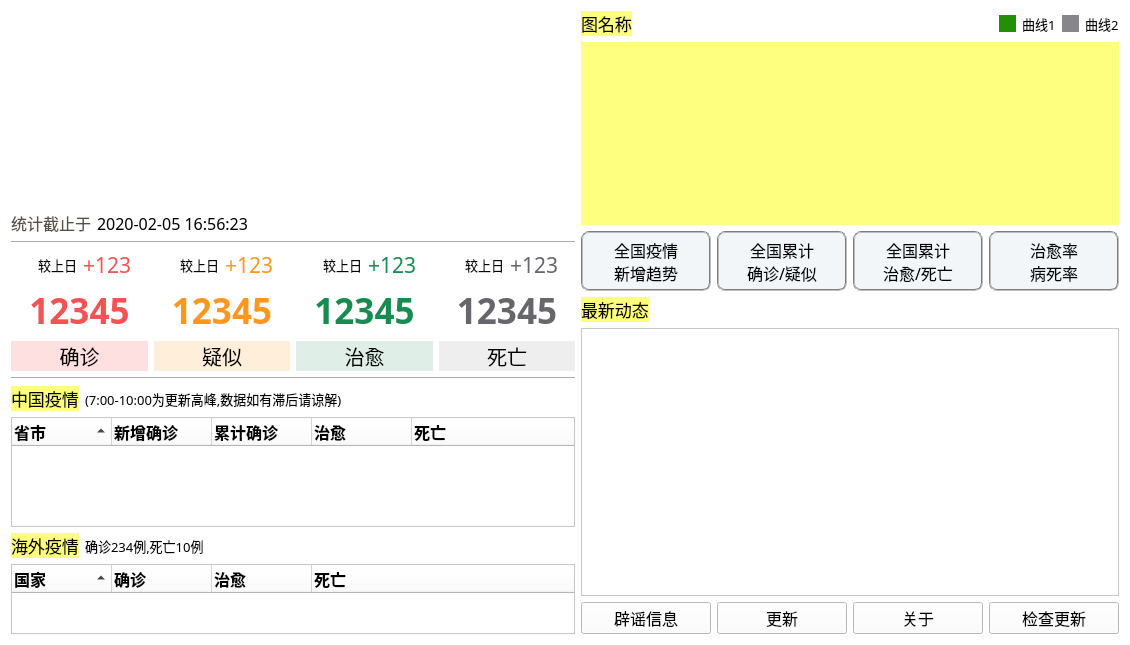
Above: dialog.ui from qtexe/qt_2019_ncov before the change. Below: the same form after it.
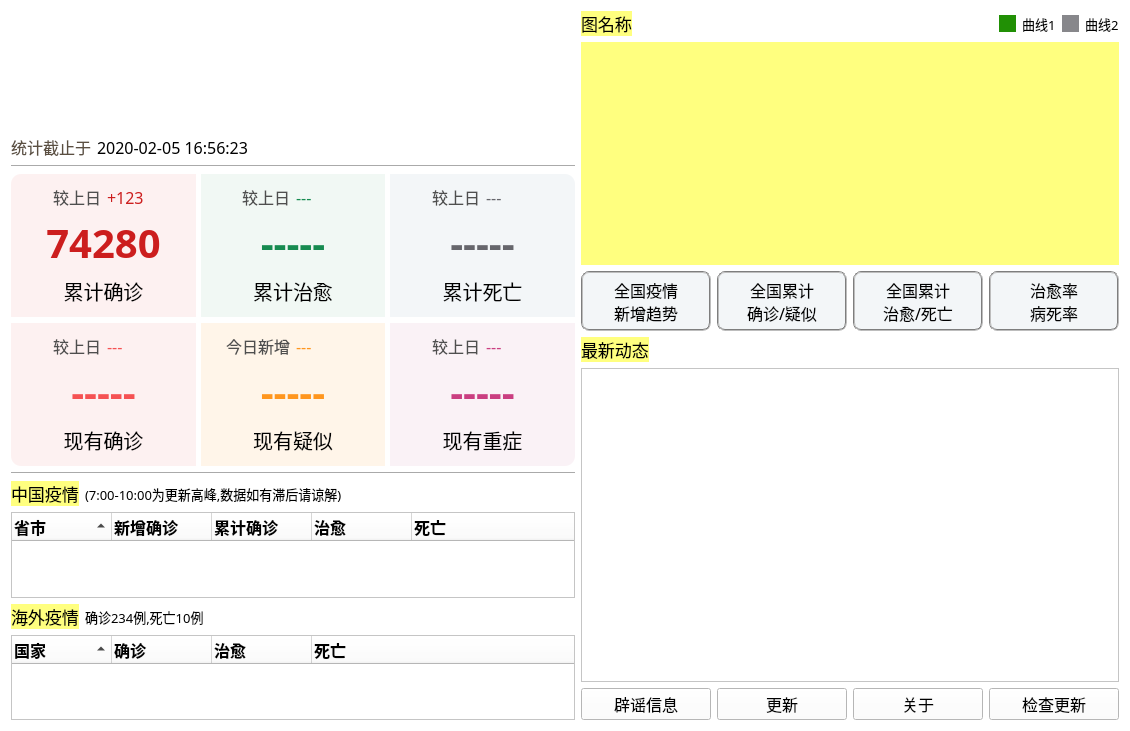
That is the form after the change. Icons and pictures are not drawn. Custom widgets are drawn as their Qt base class.

What changed in the file:
```diff
--- a/dialog.ui
+++ b/dialog.ui
@@ -7,9 +7,21 @@
     <x>0</x>
     <y>0</y>
     <width>1130</width>
-    <height>645</height>
+    <height>731</height>
    </rect>
   </property>
+  <property name="minimumSize">
+   <size>
+    <width>1130</width>
+    <height>731</height>
+   </size>
+  </property>
+  <property name="maximumSize">
+   <size>
+    <width>1130</width>
+    <height>731</height>
+   </size>
+  </property>
   <property name="font">
    <font>
     <family>黑体</family>
@@ -24,11 +36,11 @@
   </property>
   <layout class="QHBoxLayout" name="horizontalLayout_12" stretch="2,1">
    <item>
-    <layout class="QVBoxLayout" name="verticalLayout_10" stretch="1,60,0,100">
+    <layout class="QVBoxLayout" name="verticalLayout_10" stretch="1,60,0,0,100">
      <item>
       <widget class="QLabel" name="lbe_pic">
        <property name="sizePolicy">
-        <sizepolicy hsizetype="Preferred" vsizetype="Expanding">
+        <sizepolicy hsizetype="Minimum" vsizetype="Minimum">
          <horstretch>0</horstretch>
          <verstretch>0</verstretch>
         </sizepolicy>
@@ -36,14 +48,14 @@
        <property name="minimumSize">
         <size>
          <width>0</width>
-         <height>194</height>
+         <height>118</height>
         </size>
        </property>
        <property name="styleSheet">
         <string notr="true">background-image: url(:/top_headv3.jpg);</string>
        </property>
        <property name="text">
-        <string/>
+        <string>&lt;html&gt;&lt;head/&gt;&lt;body&gt;&lt;p&gt;&lt;a href=&quot;http://www.cnblog.com/fron_csl&quot;&gt;&lt;span style=&quot; text-decoration: underline; color:#0000ff;&quot;/&gt;&lt;/a&gt;&lt;/p&gt;&lt;/body&gt;&lt;/html&gt;</string>
        </property>
        <property name="scaledContents">
         <bool>true</bool>
@@ -54,7 +66,7 @@
       </widget>
      </item>
      <item>
-      <layout class="QVBoxLayout" name="verticalLayout_5" stretch="4,0,10">
+      <layout class="QVBoxLayout" name="verticalLayout_5" stretch="4,0,0">
        <item>
         <layout class="QHBoxLayout" name="horizontalLayout_8">
          <item>
@@ -114,7 +126,15 @@
        </item>
        <item>
         <layout class="QHBoxLayout" name="horizontalLayout_7">
+         <property name="spacing">
+          <number>5</number>
+         </property>
          <item>
+          <widget class="QWidget" name="widget" native="true">
+           <property name="styleSheet">
+            <string notr="true">background-color: rgb(253,241,241);
+border-top-left-radius:10px;</string>
+           </property>
           <layout class="QVBoxLayout" name="verticalLayout">
            <item>
             <layout class="QHBoxLayout" name="horizontalLayout_3">
@@ -123,9 +143,12 @@
                <property name="font">
                 <font>
                  <family>黑体</family>
-                 <pointsize>10</pointsize>
-                </font>
-               </property>
+                  <pointsize>12</pointsize>
+                 </font>
+                </property>
+                <property name="styleSheet">
+                 <string notr="true">color: rgb(79, 79, 79);</string>
+                </property>
                <property name="text">
                 <string>较上日</string>
                </property>
@@ -139,11 +162,11 @@
                <property name="font">
                 <font>
                  <family>黑体</family>
-                 <pointsize>16</pointsize>
+                  <pointsize>12</pointsize>
                 </font>
                </property>
                <property name="styleSheet">
-                <string notr="true">color: rgb(245, 82, 83);</string>
+                 <string notr="true">color: rgb(204,30,30);</string>
                </property>
                <property name="text">
                 <string>+123</string>
@@ -157,19 +180,23 @@
              <property name="font">
               <font>
                <family>黑体</family>
-               <pointsize>26</pointsize>
+                <pointsize>30</pointsize>
                <weight>75</weight>
                <bold>true</bold>
+                <stylestrategy>PreferDefault</stylestrategy>
               </font>
              </property>
              <property name="layoutDirection">
               <enum>Qt::LeftToRight</enum>
              </property>
              <property name="styleSheet">
-              <string notr="true">color: rgb(245, 82, 83);</string>
+               <string notr="true">color: rgb(204,30,30);</string>
+              </property>
+              <property name="lineWidth">
+               <number>1</number>
              </property>
              <property name="text">
-              <string>12345</string>
+               <string>74280</string>
              </property>
              <property name="alignment">
               <set>Qt::AlignCenter</set>
@@ -185,10 +212,10 @@
               </font>
              </property>
              <property name="styleSheet">
-              <string notr="true">background-color: rgb(255, 224, 224);</string>
+               <string notr="true"/>
              </property>
              <property name="text">
-              <string>确诊</string>
+               <string>累计确诊</string>
              </property>
              <property name="alignment">
               <set>Qt::AlignCenter</set>
@@ -196,98 +223,13 @@
             </widget>
            </item>
           </layout>
-         </item>
-         <item>
-          <layout class="QVBoxLayout" name="verticalLayout_2">
-           <item>
-            <layout class="QHBoxLayout" name="horizontalLayout_4">
-             <item>
-              <widget class="QLabel" name="label_6">
-               <property name="font">
-                <font>
-                 <family>黑体</family>
-                 <pointsize>10</pointsize>
-                </font>
-               </property>
-               <property name="text">
-                <string>较上日</string>
-               </property>
-               <property name="alignment">
-                <set>Qt::AlignRight|Qt::AlignTrailing|Qt::AlignVCenter</set>
-               </property>
               </widget>
              </item>
              <item>
-              <widget class="QLabel" name="lbe_add_suspect">
-               <property name="font">
-                <font>
-                 <family>黑体</family>
-                 <pointsize>16</pointsize>
-                </font>
-               </property>
+          <widget class="QWidget" name="widget" native="true">
                <property name="styleSheet">
-                <string notr="true">color: rgb(255, 150, 30);</string>
-               </property>
-               <property name="text">
-                <string>+123</string>
-               </property>
-              </widget>
-             </item>
-            </layout>
-           </item>
-           <item>
-            <widget class="QLabel" name="lbe_total_suspect">
-             <property name="sizePolicy">
-              <sizepolicy hsizetype="Preferred" vsizetype="Preferred">
-               <horstretch>0</horstretch>
-               <verstretch>0</verstretch>
-              </sizepolicy>
-             </property>
-             <property name="font">
-              <font>
-               <family>黑体</family>
-               <pointsize>26</pointsize>
-               <weight>75</weight>
-               <bold>true</bold>
-              </font>
-             </property>
-             <property name="styleSheet">
-              <string notr="true">color: rgb(255, 150, 30);
-</string>
-             </property>
-             <property name="text">
-              <string>12345</string>
-             </property>
-             <property name="textFormat">
-              <enum>Qt::AutoText</enum>
-             </property>
-             <property name="alignment">
-              <set>Qt::AlignCenter</set>
-             </property>
-            </widget>
-           </item>
-           <item>
-            <widget class="QLabel" name="lbe_suspect">
-             <property name="font">
-              <font>
-               <family>黑体</family>
-               <pointsize>15</pointsize>
-              </font>
-             </property>
-             <property name="styleSheet">
-              <string notr="true">background-color: rgb(255, 238, 217);</string>
-             </property>
-             <property name="text">
-              <string>疑似</string>
-             </property>
-             <property name="alignment">
-              <set>Qt::AlignCenter</set>
-             </property>
-            </widget>
-           </item>
-          </layout>
-         </item>
-         <item>
+            <string notr="true">background-color: rgb(241, 248, 244);</string>
+           </property>
           <layout class="QVBoxLayout" name="verticalLayout_4">
            <item>
             <layout class="QHBoxLayout" name="horizontalLayout_6">
@@ -296,9 +238,12 @@
                <property name="font">
                 <font>
                  <family>黑体</family>
-                 <pointsize>10</pointsize>
-                </font>
-               </property>
+                  <pointsize>12</pointsize>
+                 </font>
+                </property>
+                <property name="styleSheet">
+                 <string notr="true">color: rgb(79, 79, 79);</string>
+                </property>
                <property name="text">
                 <string>较上日</string>
                </property>
@@ -312,14 +257,14 @@
                <property name="font">
                 <font>
                  <family>黑体</family>
-                 <pointsize>16</pointsize>
+                  <pointsize>12</pointsize>
                 </font>
                </property>
                <property name="styleSheet">
                 <string notr="true">color: rgb(23, 139, 80);</string>
                </property>
                <property name="text">
-                <string>+123</string>
+                 <string>---</string>
                </property>
               </widget>
              </item>
@@ -330,7 +275,7 @@
              <property name="font">
               <font>
                <family>黑体</family>
-               <pointsize>26</pointsize>
+                <pointsize>30</pointsize>
                <weight>75</weight>
                <bold>true</bold>
               </font>
@@ -339,7 +284,7 @@
               <string notr="true">color: rgb(23, 139, 80);</string>
              </property>
              <property name="text">
-              <string>12345</string>
+               <string>-----</string>
              </property>
              <property name="alignment">
               <set>Qt::AlignCenter</set>
@@ -355,10 +300,10 @@
               </font>
              </property>
              <property name="styleSheet">
-              <string notr="true">background-color: rgb(223, 238, 230);</string>
+               <string notr="true"/>
              </property>
              <property name="text">
-              <string>治愈</string>
+               <string>累计治愈</string>
              </property>
              <property name="alignment">
               <set>Qt::AlignCenter</set>
@@ -366,8 +311,14 @@
             </widget>
            </item>
           </layout>
+          </widget>
          </item>
          <item>
+          <widget class="QWidget" name="widget" native="true">
+           <property name="styleSheet">
+            <string notr="true">background-color: rgb(243, 246, 248);
+border-top-right-radius:10px;</string>
+           </property>
           <layout class="QVBoxLayout" name="verticalLayout_3">
            <item>
             <layout class="QHBoxLayout" name="horizontalLayout_5">
@@ -376,9 +327,12 @@
                <property name="font">
                 <font>
                  <family>黑体</family>
-                 <pointsize>10</pointsize>
-                </font>
-               </property>
+                  <pointsize>12</pointsize>
+                 </font>
+                </property>
+                <property name="styleSheet">
+                 <string notr="true">color: rgb(79, 79, 79);</string>
+                </property>
                <property name="text">
                 <string>较上日</string>
                </property>
@@ -392,14 +346,14 @@
                <property name="font">
                 <font>
                  <family>黑体</family>
-                 <pointsize>16</pointsize>
+                  <pointsize>12</pointsize>
                 </font>
                </property>
                <property name="styleSheet">
                 <string notr="true">color: rgb(102, 102, 108);</string>
                </property>
                <property name="text">
-                <string>+123</string>
+                 <string>---</string>
                </property>
               </widget>
              </item>
@@ -410,7 +364,7 @@
              <property name="font">
               <font>
                <family>黑体</family>
-               <pointsize>26</pointsize>
+                <pointsize>30</pointsize>
                <weight>75</weight>
                <bold>true</bold>
               </font>
@@ -419,7 +373,7 @@
               <string notr="true">color: rgb(102, 102, 108);</string>
              </property>
              <property name="text">
-              <string>12345</string>
+               <string>-----</string>
              </property>
              <property name="alignment">
               <set>Qt::AlignCenter</set>
@@ -435,10 +389,10 @@
               </font>
              </property>
              <property name="styleSheet">
-              <string notr="true">background-color: rgb(238, 238, 238);</string>
+               <string notr="true"/>
              </property>
              <property name="text">
-              <string>死亡</string>
+               <string>累计死亡</string>
              </property>
              <property name="alignment">
               <set>Qt::AlignCenter</set>
@@ -446,11 +400,298 @@
             </widget>
            </item>
           </layout>
+          </widget>
          </item>
         </layout>
        </item>
       </layout>
      </item>
+     <item>
+      <layout class="QHBoxLayout" name="horizontalLayout_13">
+       <property name="spacing">
+        <number>5</number>
+       </property>
+       <item>
+        <widget class="QWidget" name="widget" native="true">
+         <property name="styleSheet">
+          <string notr="true">background-color: rgb(253, 241, 241);
+border-bottom-left-radius:10px</string>
+         </property>
+         <layout class="QVBoxLayout" name="verticalLayout_11">
+          <item>
+           <layout class="QHBoxLayout" name="horizontalLayout_15">
+            <item>
+             <widget class="QLabel" name="label_10">
+              <property name="font">
+               <font>
+                <family>黑体</family>
+                <pointsize>12</pointsize>
+               </font>
+              </property>
+              <property name="styleSheet">
+               <string notr="true">color: rgb(79, 79, 79);</string>
+              </property>
+              <property name="text">
+               <string>较上日</string>
+              </property>
+              <property name="alignment">
+               <set>Qt::AlignRight|Qt::AlignTrailing|Qt::AlignVCenter</set>
+              </property>
+             </widget>
+            </item>
+            <item>
+             <widget class="QLabel" name="lbe_add_nowConfirm">
+              <property name="font">
+               <font>
+                <family>黑体</family>
+                <pointsize>12</pointsize>
+               </font>
+              </property>
+              <property name="styleSheet">
+               <string notr="true">color: rgb(245, 82, 83);</string>
+              </property>
+              <property name="text">
+               <string>---</string>
+              </property>
+             </widget>
+            </item>
+           </layout>
+          </item>
+          <item>
+           <widget class="QLabel" name="lbe_total_nowConfirm">
+            <property name="font">
+             <font>
+              <family>黑体</family>
+              <pointsize>30</pointsize>
+              <weight>75</weight>
+              <bold>true</bold>
+             </font>
+            </property>
+            <property name="layoutDirection">
+             <enum>Qt::LeftToRight</enum>
+            </property>
+            <property name="styleSheet">
+             <string notr="true">color: rgb(245, 82, 83);</string>
+            </property>
+            <property name="text">
+             <string>-----</string>
+            </property>
+            <property name="alignment">
+             <set>Qt::AlignCenter</set>
+            </property>
+           </widget>
+          </item>
+          <item>
+           <widget class="QLabel" name="lbe_confirm_2">
+            <property name="font">
+             <font>
+              <family>黑体</family>
+              <pointsize>15</pointsize>
+             </font>
+            </property>
+            <property name="styleSheet">
+             <string notr="true"/>
+            </property>
+            <property name="text">
+             <string>现有确诊</string>
+            </property>
+            <property name="alignment">
+             <set>Qt::AlignCenter</set>
+            </property>
+           </widget>
+          </item>
+         </layout>
+        </widget>
+       </item>
+       <item>
+        <widget class="QWidget" name="widget" native="true">
+         <property name="styleSheet">
+          <string notr="true">background-color: rgb(255, 245, 233);</string>
+         </property>
+         <layout class="QVBoxLayout" name="verticalLayout_2">
+          <item>
+           <layout class="QHBoxLayout" name="horizontalLayout_4">
+            <item>
+             <widget class="QLabel" name="label_6">
+              <property name="font">
+               <font>
+                <family>黑体</family>
+                <pointsize>12</pointsize>
+               </font>
+              </property>
+              <property name="styleSheet">
+               <string notr="true">color: rgb(79, 79, 79);</string>
+              </property>
+              <property name="text">
+               <string>今日新增</string>
+              </property>
+              <property name="alignment">
+               <set>Qt::AlignRight|Qt::AlignTrailing|Qt::AlignVCenter</set>
+              </property>
+             </widget>
+            </item>
+            <item>
+             <widget class="QLabel" name="lbe_add_suspect">
+              <property name="font">
+               <font>
+                <family>黑体</family>
+                <pointsize>12</pointsize>
+               </font>
+              </property>
+              <property name="styleSheet">
+               <string notr="true">color: rgb(255, 150, 30);</string>
+              </property>
+              <property name="text">
+               <string>---</string>
+              </property>
+             </widget>
+            </item>
+           </layout>
+          </item>
+          <item>
+           <widget class="QLabel" name="lbe_total_suspect">
+            <property name="sizePolicy">
+             <sizepolicy hsizetype="Preferred" vsizetype="Preferred">
+              <horstretch>0</horstretch>
+              <verstretch>0</verstretch>
+             </sizepolicy>
+            </property>
+            <property name="font">
+             <font>
+              <family>黑体</family>
+              <pointsize>30</pointsize>
+              <weight>75</weight>
+              <bold>true</bold>
+             </font>
+            </property>
+            <property name="styleSheet">
+             <string notr="true">color: rgb(255, 150, 30);
+</string>
+            </property>
+            <property name="text">
+             <string>-----</string>
+            </property>
+            <property name="textFormat">
+             <enum>Qt::AutoText</enum>
+            </property>
+            <property name="alignment">
+             <set>Qt::AlignCenter</set>
+            </property>
+           </widget>
+          </item>
+          <item>
+           <widget class="QLabel" name="lbe_suspect">
+            <property name="font">
+             <font>
+              <family>黑体</family>
+              <pointsize>15</pointsize>
+             </font>
+            </property>
+            <property name="styleSheet">
+             <string notr="true"/>
+            </property>
+            <property name="text">
+             <string>现有疑似</string>
+            </property>
+            <property name="alignment">
+             <set>Qt::AlignCenter</set>
+            </property>
+           </widget>
+          </item>
+         </layout>
+        </widget>
+       </item>
+       <item>
+        <widget class="QWidget" name="widget" native="true">
+         <property name="styleSheet">
+          <string notr="true">background-color: rgb(250, 242, 246);
+border-bottom-right-radius:10px</string>
+         </property>
+         <layout class="QVBoxLayout" name="verticalLayout_13">
+          <item>
+           <layout class="QHBoxLayout" name="horizontalLayout_17">
+            <item>
+             <widget class="QLabel" name="label_12">
+              <property name="font">
+               <font>
+                <family>黑体</family>
+                <pointsize>12</pointsize>
+               </font>
+              </property>
+              <property name="styleSheet">
+               <string notr="true">color: rgb(79, 79, 79);</string>
+              </property>
+              <property name="text">
+               <string>较上日</string>
+              </property>
+              <property name="alignment">
+               <set>Qt::AlignRight|Qt::AlignTrailing|Qt::AlignVCenter</set>
+              </property>
+             </widget>
+            </item>
+            <item>
+             <widget class="QLabel" name="lbe_add_nowSevere">
+              <property name="font">
+               <font>
+                <family>黑体</family>
+                <pointsize>12</pointsize>
+               </font>
+              </property>
+              <property name="styleSheet">
+               <string notr="true">color: rgb(202,63,129);</string>
+              </property>
+              <property name="text">
+               <string>---</string>
+              </property>
+             </widget>
+            </item>
+           </layout>
+          </item>
+          <item>
+           <widget class="QLabel" name="lbe_total_nowSevere">
+            <property name="font">
+             <font>
+              <family>黑体</family>
+              <pointsize>30</pointsize>
+              <weight>75</weight>
+              <bold>true</bold>
+             </font>
+            </property>
+            <property name="styleSheet">
+             <string notr="true">color: rgb(202,63,129);</string>
+            </property>
+            <property name="text">
+             <string>-----</string>
+            </property>
+            <property name="alignment">
+             <set>Qt::AlignCenter</set>
+            </property>
+           </widget>
+          </item>
+          <item>
+           <widget class="QLabel" name="lbe_heal_2">
+            <property name="font">
+             <font>
+              <family>黑体</family>
+              <pointsize>15</pointsize>
+             </font>
+            </property>
+            <property name="styleSheet">
+             <string notr="true"/>
+            </property>
+            <property name="text">
+             <string>现有重症</string>
+            </property>
+            <property name="alignment">
+             <set>Qt::AlignCenter</set>
+            </property>
+           </widget>
+          </item>
+         </layout>
+        </widget>
+       </item>
+      </layout>
+     </item>
      <item>
       <widget class="Line" name="line_2">
        <property name="orientation">
@@ -459,7 +700,7 @@
       </widget>
      </item>
      <item>
-      <layout class="QVBoxLayout" name="verticalLayout_6" stretch="1,8,1,3">
+      <layout class="QVBoxLayout" name="verticalLayout_6" stretch="1,8,1,8">
        <item>
         <layout class="QHBoxLayout" name="horizontalLayout_10">
          <item>
@@ -1076,6 +1317,9 @@
            <pointsize>12</pointsize>
           </font>
          </property>
+         <property name="styleSheet">
+          <string notr="true"/>
+         </property>
          <property name="html">
           <string>&lt;!DOCTYPE HTML PUBLIC &quot;-//W3C//DTD HTML 4.0//EN&quot; &quot;http://www.w3.org/TR/REC-html40/strict.dtd&quot;&gt;
 &lt;html&gt;&lt;head&gt;&lt;meta name=&quot;qrichtext&quot; content=&quot;1&quot; /&gt;&lt;style type=&quot;text/css&quot;&gt;
@@ -1108,6 +1352,9 @@
              <pointsize>12</pointsize>
             </font>
            </property>
+           <property name="styleSheet">
+            <string notr="true"/>
+           </property>
            <property name="text">
             <string>更新</string>
            </property>
```
Left out of the diff: 5 changed lines with no effect on the pictures. Lines whose indentation alone changed are shown as unchanged.
